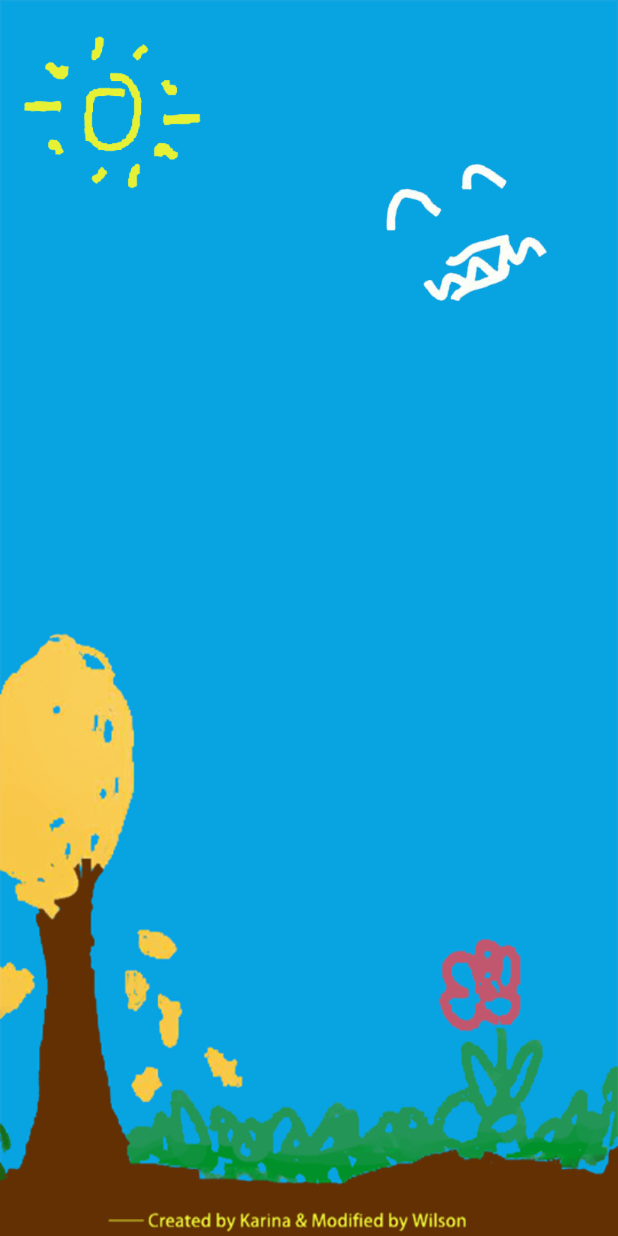
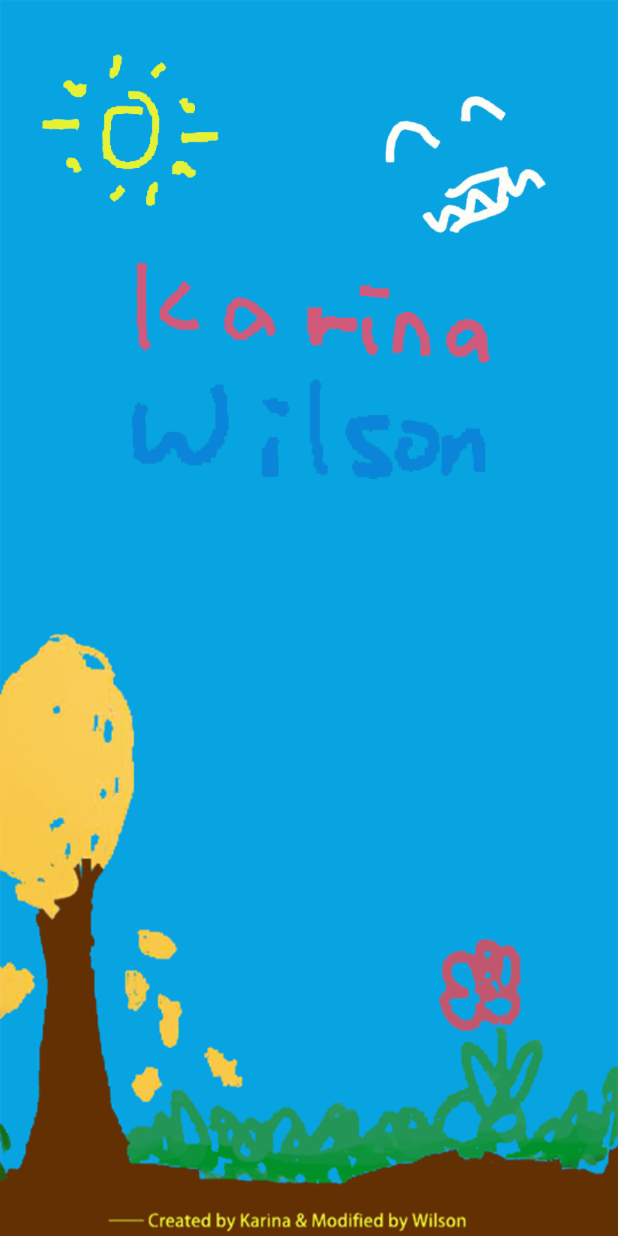
Before and after one commit to whywilson/WK, an Android app: the fragment WkFragment shown on its own in the app's theme, on a phone screen of 412 x 824 dp. Run offline under Robolectric (Android 15) with nearby library versions, the light colour scheme and no system bars; our stand-ins replace CircleImageView, Volley; libraries missing offline, so code that uses them is left out: com.afollestad.materialdialogs; network calls fail; 3 statements that could not run were skipped.

Commit message:
26 release

```diff
--- a/app/build.gradle
+++ b/app/build.gradle
@@ -7,8 +7,8 @@ android {
         applicationId "cc.yuyeye.wk"
         minSdkVersion 19
         targetSdkVersion 26
-        versionCode 25
-        versionName '20171209'
+        versionCode 26
+        versionName '20180104'
         vectorDrawables.useSupportLibrary = true
     }
     lintOptions {
--- a/app/src/main/java/cc/yuyeye/wk/Fragment/WkFragment.java
+++ b/app/src/main/java/cc/yuyeye/wk/Fragment/WkFragment.java
@@ -1,53 +1,33 @@
 package cc.yuyeye.wk.Fragment;
 
-import android.content.Intent;
-import android.graphics.Bitmap;
-import android.graphics.Rect;
-import android.hardware.Sensor;
-import android.hardware.SensorEvent;
-import android.hardware.SensorEventListener;
-import android.hardware.SensorManager;
-import android.os.AsyncTask;
-import android.os.Bundle;
-import android.os.Environment;
-import android.support.v4.app.Fragment;
-import android.util.Log;
-import android.view.LayoutInflater;
-import android.view.View;
-import android.view.ViewGroup;
-import android.view.animation.Animation;
-import android.view.animation.AnimationUtils;
-import android.view.animation.LinearInterpolator;
-import android.widget.ImageView;
-import android.widget.LinearLayout;
+import android.content.*;
+import android.graphics.*;
+import android.hardware.*;
+import android.net.*;
+import android.os.*;
+import android.provider.*;
+import android.support.v4.app.*;
+import android.util.*;
+import android.view.*;
+import android.view.View.*;
+import android.view.animation.*;
+import android.webkit.*;
+import android.widget.*;
+import cc.yuyeye.wk.*;
+import cc.yuyeye.wk.Activity.*;
+import cc.yuyeye.wk.Util.*;
+import com.afollestad.materialdialogs.*;
+import java.io.*;
+import java.util.*;
+import okhttp3.*;
+import org.json.*;
 
-import org.json.JSONException;
-import org.json.JSONObject;
-
-import java.io.File;
-import java.io.FileOutputStream;
-import java.io.IOException;
-import java.util.Objects;
-
-import cc.yuyeye.wk.Activity.CanteenIntroActivity;
-import cc.yuyeye.wk.Activity.LoveCounter;
-import cc.yuyeye.wk.Activity.SettingActivity;
-import cc.yuyeye.wk.Common;
 import cc.yuyeye.wk.R;
-import cc.yuyeye.wk.Util.InternetUtil;
-import cc.yuyeye.wk.Util.LogUtil;
-import cc.yuyeye.wk.Util.ScreenUtil;
-import cc.yuyeye.wk.Util.ToastUtil;
-import okhttp3.FormBody;
-import okhttp3.Request;
-import okhttp3.RequestBody;
-import okhttp3.Response;
 
 import static cc.yuyeye.wk.MainActivity.isWkOrNot;
 import static cc.yuyeye.wk.MainActivity.phoneAlias;
 
-public class WkFragment extends Fragment implements SensorEventListener
-{
+public class WkFragment extends Fragment implements SensorEventListener {
 
     private LinearLayout mainLayout;
     private LinearLayout wkImageView;
@@ -57,24 +37,37 @@ public class WkFragment extends Fragment implements SensorEventListener
     private Sensor mSensor;
     private SensorManager mSensorManager;
 
+	private ImageView sunRotate;
+
+	private ImageView wImageView;
+
+	private ImageView kImageView;
+
+	private ImageView smileCloud;
+
+	private Animation rotateAnim;
+
+	private LinearInterpolator lin;
+
+	private SensorEventListener mListener;
+
     public static WkFragment newInstance() {
         return new WkFragment();
     }
 
     @Override
-    public void onCreate(Bundle savedInstanceState)
-	{
+    public void onCreate(Bundle savedInstanceState) {
         Reset = 0;
         // 获取传感器管理对象
         mSensorManager = (SensorManager) getActivity().getSystemService(getActivity().SENSOR_SERVICE);
         // 获取传感器的类型(TYPE_ACCELEROMETER:加速度传感器)
         mSensor = mSensorManager.getDefaultSensor(Sensor.TYPE_ACCELEROMETER);
-        super.onCreate(savedInstanceState);
+        mListener = this;
+		super.onCreate(savedInstanceState);
     }
 
     @Override
-    public View onCreateView(LayoutInflater inflater, ViewGroup container, Bundle savedInstanceState)
-	{
+    public View onCreateView(LayoutInflater inflater, ViewGroup container, Bundle savedInstanceState) {
         return inflater.inflate(R.layout.tab_main, container, false);
     }
 
@@ -85,6 +78,12 @@ public class WkFragment extends Fragment implements SensorEventListener
         mSensorManager.registerListener(this, mSensor, SensorManager.SENSOR_DELAY_GAME);
     }
 
+	@Override
+	public void onPause() {
+		mSensorManager.unregisterListener(this);
+		super.onPause();
+	}
+
     @Override
     public void onStop() {
         super.onStop();
@@ -92,59 +91,46 @@ public class WkFragment extends Fragment implements SensorEventListener
     }
 
     @Override
-    public void onActivityCreated(Bundle savedInstanceState)
-	{
-        ImageView sunRotate = (ImageView) getActivity().findViewById(R.id.sun_0);
-        ImageView smileCloud = (ImageView) getActivity().findViewById(R.id.smileCloud);
-        Animation rotateAnim = AnimationUtils.loadAnimation(getActivity(), R.anim.rotate);
-        LinearInterpolator lin = new LinearInterpolator();
+    public void onActivityCreated(Bundle savedInstanceState) {
+        sunRotate = (ImageView) getActivity().findViewById(R.id.sun_0);
+        smileCloud = (ImageView) getActivity().findViewById(R.id.smileCloud);
+        rotateAnim = AnimationUtils.loadAnimation(getActivity(), R.anim.rotate);
+        lin = new LinearInterpolator();
         rotateAnim.setInterpolator(lin);
-        sunRotate.startAnimation(rotateAnim);
+		sunRotate.startAnimation(rotateAnim);
         mainLayout = (LinearLayout) getActivity().findViewById(R.id.setWallpaper);
         wkImageView = (LinearLayout) getActivity().findViewById(R.id.wkImage);
-        ImageView wImageView = (ImageView) getActivity().findViewById(R.id.wImage);
-        ImageView kImageView = (ImageView) getActivity().findViewById(R.id.kImage);
-        if (isWkOrNot())
-		{
+		wImageView = (ImageView) getActivity().findViewById(R.id.wImage);
+		kImageView = (ImageView) getActivity().findViewById(R.id.kImage);
+        if (isWkOrNot()) {
             wkImageView.setVisibility(View.VISIBLE);
             final Animation animFL = AnimationUtils.loadAnimation(Common.getContext(), R.anim.fade_left);
             final Animation animFR = AnimationUtils.loadAnimation(Common.getContext(), R.anim.fade_right);
             kImageView.startAnimation(animFR);
             wImageView.startAnimation(animFL);
         }
-        if (InternetUtil.getNetworkState(getActivity()) == 0)
-		{
+        if (InternetUtil.getNetworkState(getActivity()) == 0) {
             smileCloud.setImageResource(R.drawable.unhappy_0);
         }
 
         smileCloud.setOnClickListener(new View.OnClickListener() {
 
 				@Override
-				public void onClick(View p1)
-				{
-					try
-					{
-						if (Common.isUpdate)
-						{
+				public void onClick(View p1) {
+					try {
+						if (Common.isUpdate) {
 							new Common.version(getActivity()).execute();
-						}
-						else
-						{
-							try
-							{
+						} else {
+							try {
 								Intent intent = new Intent(getActivity(), CanteenIntroActivity.class);
 								startActivity(intent);
-							}
-							catch (Exception e)
-							{
+							} catch (Exception e) {
 								LogUtil.e("canteen", "start canteen error " + e.toString());
 							}
 
 						}
 
-					}
-					catch (Exception e)
-					{
+					} catch (Exception e) {
 						Log.i("checkUpdate", "checkVersion错误" + e);
 					}
 				}
@@ -154,23 +140,16 @@ public class WkFragment extends Fragment implements SensorEventListener
 
         mainLayout.setOnClickListener(new View.OnClickListener() {
 				@Override
-				public void onClick(View view)
-				{
-					if (InternetUtil.getNetworkState(getActivity()) != 0)
-					{
-						if (Reset > 0)
-						{
+				public void onClick(View view) {
+					if (InternetUtil.getNetworkState(getActivity()) != 0) {
+						if (Reset > 0) {
 							jokeTask dTask = new jokeTask();
 							dTask.execute();
-						}
-						else
-						{
+						} else {
 							startMacWindow(1, getString(R.string.longPressToSetWallpaper) + "\n" + getString(R.string.getJokes));
 							Reset++;
 						}
-					}
-					else
-					{
+					} else {
 						startMacWindow(1, getString(R.string.longPressToSetWallpaper));
 					}
 				}
@@ -178,24 +157,109 @@ public class WkFragment extends Fragment implements SensorEventListener
         mainLayout.setOnLongClickListener(new View.OnLongClickListener() {
 
 				@Override
-				public boolean onLongClick(View p1)
-				{
-					new Common.update(getActivity()).execute();
-				//	screenShotToWallpaper(false);
+				public boolean onLongClick(View p1) {
+					mSensorManager.unregisterListener(mListener);
+
+					final View customView;
+					try {
+						customView = LayoutInflater.from(getActivity()).inflate(R.layout.dialog_webview, null);
+					} catch (InflateException e) {
+						throw new IllegalStateException("This device does not support Web Views.");
+					}
+					MaterialDialog dialog =
+						new MaterialDialog.Builder(getActivity())
+						.customView(customView, false)
+						.cancelable(false)
+						.autoDismiss(false)
+						.titleGravity(GravityEnum.CENTER)
+						//.titleColorRes(R.color.colorPrimary)
+						.title("短爪快跑")
+						.positiveText("嘚瑟一下")
+						.positiveColor(Color.BLACK)
+						.neutralText("关闭")
+						.onNeutral(new MaterialDialog.SingleButtonCallback(){
+
+							@Override
+							public void onClick(MaterialDialog p1, DialogAction p2) {
+								p1.dismiss();
+							}
+						})
+						.onPositive(new MaterialDialog.SingleButtonCallback(){
+
+							@Override
+							public void onClick(MaterialDialog p1, DialogAction p2) {
+								ToastUtil.showToast("有1000分了吗(⑉･̆-･̆⑉)");
+//								Bitmap bitmap = ScreenShot();
+//								Uri uri = Uri.parse(MediaStore.Images.Media.insertImage(getActivity().getContentResolver(), bitmap, null, null));
+//								Intent shareIntent = new Intent(Intent.ACTION_SEND);
+//								shareIntent.putExtra(Intent.EXTRA_STREAM, uri);
+//								shareIntent.setType("image/jpeg");
+//								shareIntent.putExtra(Intent.EXTRA_SUBJECT, "短爪快跑");
+//								//shareIntent.putExtra(Intent.EXTRA_TEXT, text);
+//								shareIntent.setFlags(Intent.FLAG_ACTIVITY_NEW_TASK);
+//								getActivity().startActivity(Intent.createChooser(shareIntent, getActivity().getTitle()));
+							}
+						})
+						.build();
+
+					dialog.setOnDismissListener(new DialogInterface.OnDismissListener(){
+
+							@Override
+							public void onDismiss(DialogInterface p1) {
+								mSensorManager.registerListener(mListener, mSensor, SensorManager.SENSOR_DELAY_GAME);
+							}
+					});
+					final WebView webView = (WebView) customView.findViewById(R.id.webview);
+					final ProgressBar loading = (ProgressBar) customView.findViewById(R.id.load_progress);
+					WebSettings websettings = webView.getSettings();
+					websettings.setJavaScriptEnabled(true);
+					websettings.setSupportZoom(true);
+					websettings.setBuiltInZoomControls(false);
+					webView.setWebViewClient(new WebViewClient(){
+
+							@Override
+							public boolean shouldOverrideUrlLoading(WebView view, String url) {
+
+								if (url.startsWith("http") | url.startsWith("https")) {
+									super.shouldInterceptRequest(view, url);
+								} else {
+									Intent in = new Intent(Intent.ACTION_VIEW, Uri.parse(url));
+									startActivity(in);
+									return true;
+								}
+
+								return false;
+							}
+
+							@Override
+							public void onPageFinished(WebView view, String url) {
+								loading.setVisibility(View.INVISIBLE);
+								webView.setVisibility(View.VISIBLE);
+								super.onPageFinished(view, url);
+							}
+
+						});
+					String t_rex_url;
+					if (Common.getSharedPreference().getBoolean("https_switch_key", true)) {
+						t_rex_url = "https://yuyeye.cc/t-rex";
+					} else {
+						t_rex_url = "http://yuyeye.cc/t-rex";
+					}
+					webView.loadUrl(t_rex_url);
+
+					dialog.show();
+					//new Common.update(getActivity()).execute();
+					//	screenShotToWallpaper(false);
 					return true;
 				}
 			});
         sunRotate.setOnClickListener(new View.OnClickListener() {
 
 				@Override
-				public void onClick(View p1)
-				{
-					if (isWkOrNot())
-					{
+				public void onClick(View p1) {
+					if (isWkOrNot()) {
 						startMacWindow(0, "");
-					}
-					else
-					{
+					} else {
 						startMacWindow(1, getString(R.string.longPressToSetting));
 					}
 				}
@@ -204,8 +268,7 @@ public class WkFragment extends Fragment implements SensorEventListener
         sunRotate.setOnLongClickListener(new View.OnLongClickListener() {
 
 				@Override
-				public boolean onLongClick(View p1)
-				{
+				public boolean onLongClick(View p1) {
 					startActivity(new Intent(getActivity(), SettingActivity.class));
 					return true;
 				}
@@ -214,13 +277,11 @@ public class WkFragment extends Fragment implements SensorEventListener
         super.onActivityCreated(savedInstanceState);
     }
 
-    public void startMacWindow(int Func, String MacContent)
-	{
+    public void startMacWindow(int Func, String MacContent) {
         Intent i = new Intent();
         Bundle bundle = new Bundle();
         bundle.putInt("Func", Func);
-        if (!Objects.equals(MacContent, ""))
-		{
+        if (!Objects.equals(MacContent, "")) {
             bundle.putString("MacContent", MacContent);
         }
 
@@ -229,8 +290,19 @@ public class WkFragment extends Fragment implements SensorEventListener
         startActivity(i);
     }
 
-    public Bitmap ScreenShot()
-	{
+	public Bitmap viewToBitmap(View view) {
+		view.measure(MeasureSpec.makeMeasureSpec(0, MeasureSpec.UNSPECIFIED), MeasureSpec.makeMeasureSpec(0, MeasureSpec.UNSPECIFIED));
+		view.layout(0, 0, view.getMeasuredWidth(), view.getMeasuredHeight());
+		view.buildDrawingCache();
+		Bitmap bitmap=view.getDrawingCache();
+		return bitmap;
+	}
+
+	private Bitmap screenShotView(View view) {
+		Bitmap temBitmap = Bitmap.createBitmap(view.getWidth(), view.getHeight(), Bitmap.Config.ARGB_8888);
+		return temBitmap;
+	}
+    public Bitmap ScreenShot() {
         // 获取windows中最顶层的view
         View view = getActivity().getWindow().getDecorView();
         view.buildDrawingCache();
@@ -256,77 +328,60 @@ public class WkFragment extends Fragment implements SensorEventListener
         return bmp;
     }
 
-    private void saveToSD(Bitmap bmp, String dirName, String fileName) throws IOException
-	{
+    private void saveToSD(Bitmap bmp, String dirName, String fileName) throws IOException {
         // 判断sd卡是否存在
         if (Environment.getExternalStorageState().equals(
-                Environment.MEDIA_MOUNTED))
-		{
+                Environment.MEDIA_MOUNTED)) {
             File dir = new File(dirName);
             // 判断文件夹是否存在，不存在则创建
-            if (!dir.exists())
-			{
+            if (!dir.exists()) {
                 dir.mkdir();
             }
 
             File file = new File(dirName + fileName);
             // 判断文件是否存在，不存在则创建
-            if (!file.exists())
-			{
+            if (!file.exists()) {
                 file.createNewFile();
             }
 
             FileOutputStream fos;
-            try
-			{
+            try {
                 fos = new FileOutputStream(file);
                 // 第一参数是图片格式，第二个是图片质量，第三个是输出流
                 bmp.compress(Bitmap.CompressFormat.PNG, 100, fos);
                 // 用完关闭
                 fos.flush();
                 fos.close();
-            }
-			catch (IOException e)
-			{
+            } catch (IOException e) {
                 e.printStackTrace();
             }
         }
     }
 
-    public void screenShotToWallpaper(Boolean b)
-	{
-        try
-		{
+    public void screenShotToWallpaper(Boolean b) {
+        try {
 
             Bitmap bitmap = ScreenShot();
-            if (b)
-			{
+            if (b) {
                 saveToSD(bitmap, Environment.getExternalStorageDirectory() + "/DCIM/Camera/", "wk.png");
             }
 
             wkSetWallpaper(bitmap);
             ToastUtil.showToast(getActivity(), getString(R.string.setWallpaperDone));
-        }
-		catch (IOException e)
-		{
+        } catch (IOException e) {
             ToastUtil.showToast(getString(R.string.setWallpaperFailed));
             e.printStackTrace();
         }
     }
 
-    public static void wkSetWallpaper(final Bitmap bitmap)
-	{
+    public static void wkSetWallpaper(final Bitmap bitmap) {
         Runnable run_SetWallpaper = new Runnable() {
             @Override
-            public void run()
-			{
-                try
-				{
+            public void run() {
+                try {
                     Common.context.clearWallpaper();
                     Common.context.setWallpaper(bitmap);
-                }
-				catch (IOException e)
-				{
+                } catch (IOException e) {
                     e.printStackTrace();
                 }
             }
@@ -337,7 +392,34 @@ public class WkFragment extends Fragment implements SensorEventListener
 
     @Override
     public void onSensorChanged(SensorEvent sensorEvent) {
+//		float cAlpha =(float)((Math.abs(sensorEvent.values[2]) - Math.abs(sensorEvent.values[0]) / 5) / 9.8);
+		float cAlpha =(float)((Math.abs(sensorEvent.values[2]) + 2) / 9.8);
+		if (sensorEvent.values[2] < 0) {
+			if (sunRotate.getAnimation() != null) {
+				sunRotate.clearAnimation();
+			}
 
+			sunRotate.setVisibility(View.INVISIBLE);
+			smileCloud.setVisibility(View.INVISIBLE);
+			mainLayout.setBackgroundResource(R.drawable.wk_bg_2);
+			kImageView.setImageResource(R.drawable.karina_2);
+			wImageView.setImageResource(R.drawable.wilson_2);
+		} else {
+			if (sunRotate.getAnimation() == null) {
+				sunRotate.startAnimation(rotateAnim);
+			}
+
+			sunRotate.setVisibility(View.VISIBLE);
+			smileCloud.setVisibility(View.VISIBLE);
+			mainLayout.setBackgroundResource(R.drawable.wk_bg_1);
+			kImageView.setImageResource(R.drawable.karina_1);
+			wImageView.setImageResource(R.drawable.wilson_1);
+		}
+		sunRotate.setAlpha(cAlpha);
+		smileCloud.setAlpha(cAlpha);
+		mainLayout.setAlpha(cAlpha);
+		kImageView.setAlpha(cAlpha);
+		wImageView.setAlpha(cAlpha);
     }
 
     @Override
@@ -345,22 +427,19 @@ public class WkFragment extends Fragment implements SensorEventListener
 
     }
 
-    public class jokeTask extends AsyncTask<Integer, Integer, String>
-	{
+    public class jokeTask extends AsyncTask<Integer, Integer, String> {
 
         private String result;
 
         @Override
-        protected void onPreExecute()
-		{
+        protected void onPreExecute() {
             //第一个执行方法
             result = "";
             super.onPreExecute();
         }
 
         @Override
-        protected String doInBackground(Integer[] params)
-		{
+        protected String doInBackground(Integer[] params) {
 			RequestBody requestBody = new FormBody.Builder()
 				.add("key", "0aad89b1e6b74ab5932fe584269ea531")
 				.add("info", "笑话")
@@ -377,27 +456,20 @@ public class WkFragment extends Fragment implements SensorEventListener
 				Log.e("turing", "url  " + e.toString());
 			}
 
-            try
-			{
+            try {
                 JSONObject jsonObj = new JSONObject(result);
 
-                for (int i = 0; i < jsonObj.length(); i++)
-				{
+                for (int i = 0; i < jsonObj.length(); i++) {
                     TuringCode = jsonObj.getInt("code");
 
                 }
-                if (TuringCode == 100000)
-				{
+                if (TuringCode == 100000) {
                     jokeContent = jsonObj.getString("text");
-                }
-				else if (TuringCode == 200000)
-				{
+                } else if (TuringCode == 200000) {
                     String turingUrl = jsonObj.getString("url");
                     jokeContent = jsonObj.getString("text") + "\n" + turingUrl;
                 }
-            }
-			catch (JSONException e)
-			{
+            } catch (JSONException e) {
                 LogUtil.e("turing", "解析失败 " + e.toString());
             }
 
@@ -405,8 +477,7 @@ public class WkFragment extends Fragment implements SensorEventListener
         }
 
         @Override
-        protected void onPostExecute(String result)
-		{
+        protected void onPostExecute(String result) {
             startMacWindow(1, result);
             super.onPostExecute(result);
         }
--- a/app/src/main/java/cc/yuyeye/wk/Runnable/wkTask.java
+++ b/app/src/main/java/cc/yuyeye/wk/Runnable/wkTask.java
@@ -166,7 +166,7 @@ public class wkTask {
 
             RequestBody requestBody = new FormBody.Builder()
 				.add("alias", alias)
-				.add("accept", title)
+				.add("title", title)
 				.add("message", message)
 				.build();
 			try {
--- a/app/src/main/res/layout/tab_main.xml
+++ b/app/src/main/res/layout/tab_main.xml
@@ -11,9 +11,10 @@
 	android:gravity="bottom"
 	android:orientation="vertical">
 
-	<android.support.constraint.ConstraintLayout
+	<RelativeLayout
+		android:layout_height="match_parent"
 		android:layout_width="match_parent"
-		android:layout_height="match_parent">
+		android:id="@+id/wk_bg">
 
 		<ImageView
 			android:id="@+id/sun_0"
@@ -21,39 +22,8 @@
 			android:layout_width="wrap_content"
 			android:layout_height="wrap_content"
 			android:src="@drawable/sun_0"
-			tools:layout_editor_absoluteY="-6dp"
-			tools:layout_editor_absoluteX="-2dp" />
-
-		<LinearLayout
-			android:layout_height="wrap_content"
-			android:layout_width="0dp"
-			android:orientation="vertical"
-			android:visibility="invisible"
-			android:id="@+id/wkImage"
-			tools:layout_constraintTop_creator="1"
-			tools:layout_constraintRight_creator="1"
-			tools:layout_constraintBottom_creator="1"
-			android:layout_marginStart="8dp"
-			app:layout_constraintBottom_toBottomOf="parent"
-			android:layout_marginEnd="8dp"
-			app:layout_constraintRight_toRightOf="parent"
-			tools:layout_constraintLeft_creator="1"
-			app:layout_constraintLeft_toLeftOf="parent"
-			app:layout_constraintTop_toTopOf="parent">
-
-			<ImageView
-				android:id="@+id/kImage"
-				android:layout_width="match_parent"
-				android:layout_height="wrap_content"
-				android:src="@drawable/karina_1" />
-
-			<ImageView
-				android:id="@+id/wImage"
-				android:layout_width="match_parent"
-				android:layout_height="wrap_content"
-				android:src="@drawable/wilson_1" />
-
-		</LinearLayout>
+			android:layout_alignParentTop="true"
+			android:layout_margin="12dp"/>
 
 		<ImageView
 			android:src="@drawable/smile_0"
@@ -61,12 +31,38 @@
 			android:layout_width="wrap_content"
 			android:layout_height="wrap_content"
 			android:id="@+id/smileCloud"
-			android:layout_marginEnd="55dp"
-			app:layout_constraintTop_toTopOf="parent"
-			android:layout_marginTop="109dp"
-			android:layout_marginRight="47dp"
-			app:layout_constraintRight_toRightOf="parent" />
+			android:layout_marginTop="64dp"
+			android:layout_marginRight="48dp"
+			android:layout_alignParentRight="true"/>
 
-	</android.support.constraint.ConstraintLayout>
+		<LinearLayout
+			android:layout_height="wrap_content"
+			android:layout_width="match_parent"
+			android:orientation="vertical"
+			android:id="@+id/wkImage"
+			tools:layout_constraintTop_creator="1"
+			tools:layout_constraintRight_creator="1"
+			tools:layout_constraintBottom_creator="1"
+			android:layout_below="@id/smileCloud"
+			android:layout_marginTop="20dp"
+			android:visibility="visible"
+			android:paddingLeft="18dp"
+			android:paddingRight="18dp">
+
+			<ImageView
+				android:id="@+id/kImage"
+				android:layout_width="match_parent"
+				android:layout_height="72dp"
+				android:src="@drawable/karina_1"/>
+
+			<ImageView
+				android:id="@+id/wImage"
+				android:layout_width="match_parent"
+				android:layout_height="72dp"
+				android:src="@drawable/wilson_1"/>
+
+		</LinearLayout>
+
+	</RelativeLayout>
 
 </LinearLayout>
```
Also changed, not shown: app/src/main/java/cc/yuyeye/wk/Common.java (+4 -5 lines), app/src/main/java/cc/yuyeye/wk/Fragment/ChatFragment.java (+10 -4 lines), app/src/main/res/layout/dialog_webview.xml (added, +20 -0 lines), app/src/main/res/drawable/karina_1.png, app/src/main/res/drawable/wilson_1.png, 1 other file.
